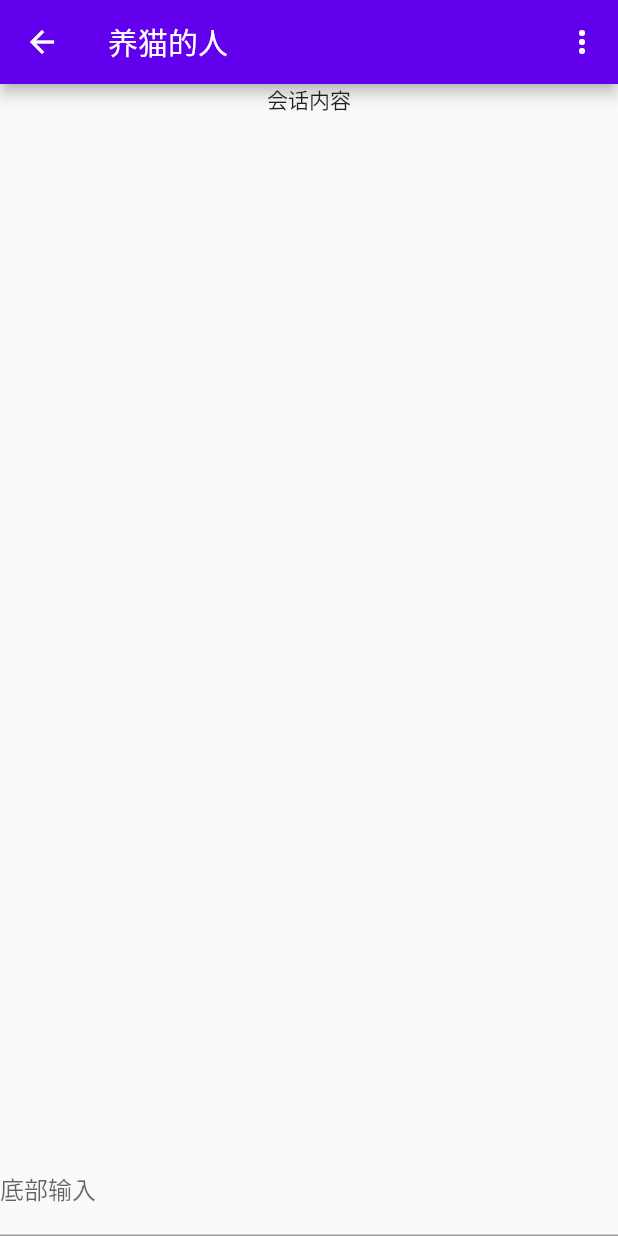
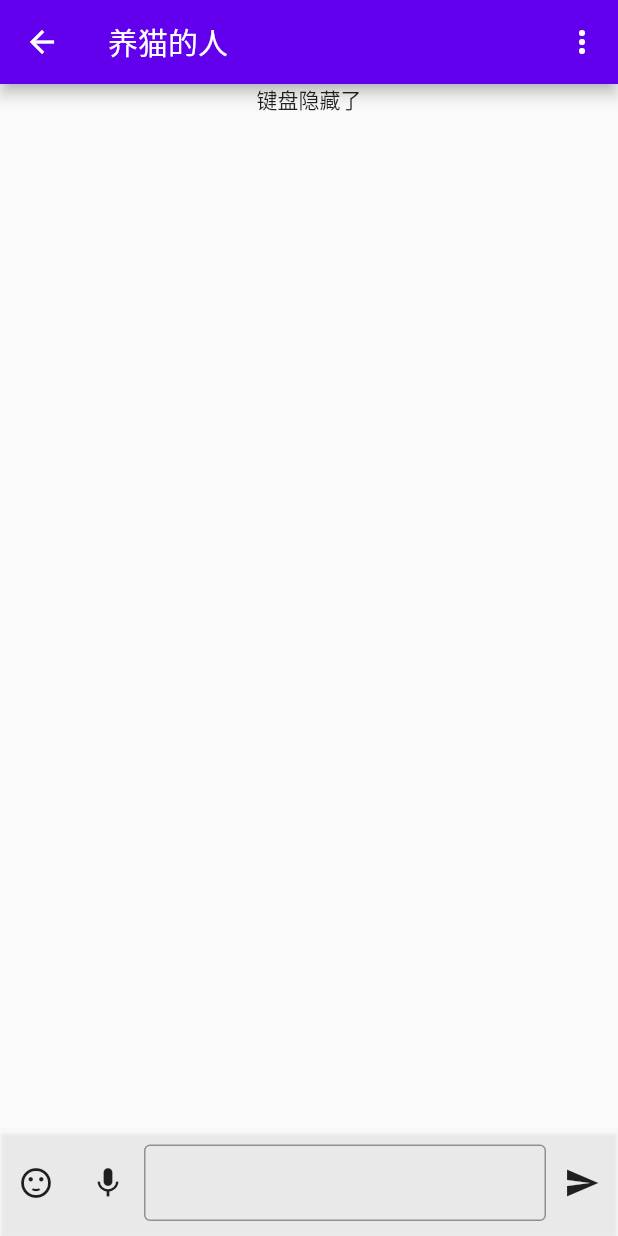
Before and after one commit to tangdaohai/happy_chat_flutter, a Flutter app: the Conversation screen opened by its route, on a phone screen of 412 x 824 dp. Run offline on Flutter 3.47's test engine with Material 2 defaults, Android fonts, the phone set to English and light mode, and no system bars; our stand-ins replace flutter_slidable, flutter_svg.

Commit message:
feat(views/Conversation): bottom bar

```diff
--- a/lib/views/conversation/conversation.dart
+++ b/lib/views/conversation/conversation.dart
@@ -5,8 +5,38 @@ class Conversation extends StatefulWidget {
 }
 
 class _ConversationState extends State<Conversation> {
+  // 记录发送输入框的键盘弹出状态 true 表示弹出
+  bool _iskeyBoardShow = false;
+  FocusNode _sendMsgTextFieldNode = new FocusNode();
+  // 修改键盘弹出状态
+  void _changeKeyBoardStatus () {
+    setState(() {
+      _iskeyBoardShow = _sendMsgTextFieldNode.hasFocus;
+    });
+  }
+
+  @override
+  void initState() {
+    super.initState();
+    // 绑定监听
+    _sendMsgTextFieldNode.addListener(_changeKeyBoardStatus);
+  }
+
+  @override
+  void deactivate() {
+    super.deactivate();
+    // 解绑·监听
+    _sendMsgTextFieldNode.removeListener(_changeKeyBoardStatus);
+  }
+
   @override
   Widget build(BuildContext context) {
+
+    // 获取全面屏下方的距离，如果是非全面屏 bottomSize = 0
+    final double bottomSize = MediaQuery.of(context).padding.bottom;
+
+    // final ThemeData theme = Theme.of(context);
+
     return Scaffold(
       appBar: AppBar(
         title: Text('养猫的人'),
@@ -18,14 +48,55 @@ class _ConversationState extends State<Conversation> {
         ],
       ),
       body: GestureDetector(
+        onTap: () {
+          // 点击其他地方收起键盘
+          FocusScope.of(context).requestFocus(FocusNode());
+        },
         child: Column(
           children: <Widget>[
             Expanded(
-              child: Text('会话内容'),
+              child: Text(_iskeyBoardShow ? '键盘展示' : '键盘隐藏了'),
             ),
-            Container(child: TextField(
-              decoration: InputDecoration(labelText: '底部输入'),
-            ),)
+            // 底部操作区域
+            Card(
+              margin: EdgeInsets.all(0),
+              shape: RoundedRectangleBorder(),
+              color: Colors.white70,
+              child: Container(
+                // 考虑全面屏 底部是圆弧 所以如果是全面屏下面会空出距离
+                padding: EdgeInsets.only(top: 10, bottom: 10.0 + (_iskeyBoardShow ? 0 : bottomSize)),
+                child: Row(
+                  children: <Widget>[
+                    IconButton(
+                      icon: Icon(Icons.sentiment_satisfied),
+                      onPressed: () {},
+                    ),
+                    IconButton(
+                      icon: Icon(Icons.mic),
+                      onPressed: () {},
+                    ),
+                    Expanded(
+                      child: TextField(
+                        focusNode: _sendMsgTextFieldNode,
+                        textInputAction: TextInputAction.send,
+                        decoration: InputDecoration(
+                          border: const OutlineInputBorder(),
+                          isDense: true,
+                          focusedBorder: const OutlineInputBorder()
+                        ),
+                      ),
+                    ),
+                    IconButton(
+                      icon: Icon(Icons.send),
+                      onPressed: () {},
+                    ),
+                  ],
+                ),
+              )
+            )
+            // Container(child: TextField(
+            //   decoration: InputDecoration(labelText: '底部输入'),
+            // ),)
           ],
         ),
       ),
```
